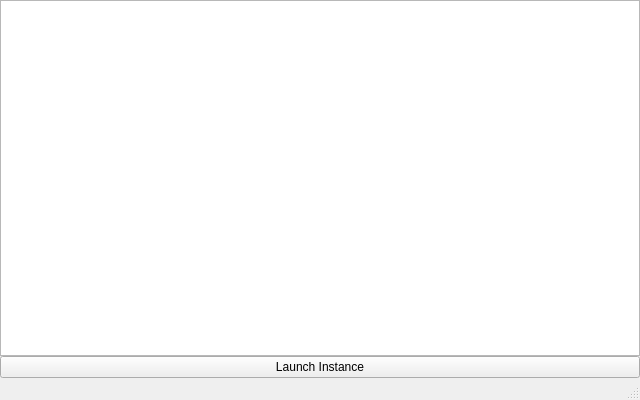
Qt form multibound2/mainwindow.ui (zetaPRIME/MultiBound2) before a commit.
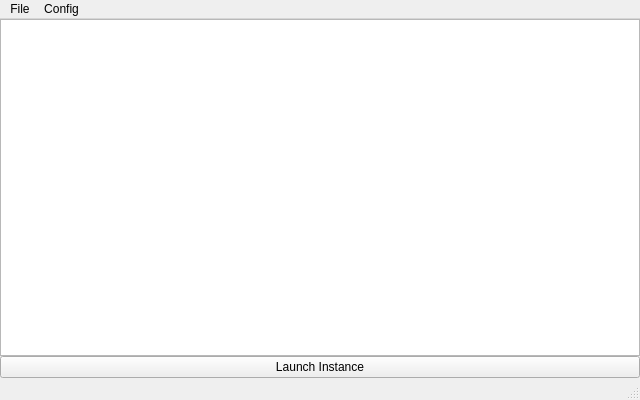
The same form after that commit.

Commit message: menu bar; config for whether to update mods handled by Steam

What changed in the file:
```diff
--- a/multibound2/mainwindow.ui
+++ b/multibound2/mainwindow.ui
@@ -68,6 +68,29 @@
      <height>21</height>
     </rect>
    </property>
+   <widget class="QMenu" name="menuFile">
+    <property name="title">
+     <string>File</string>
+    </property>
+    <widget class="QMenu" name="menuNew_instance">
+     <property name="title">
+      <string>New instance</string>
+     </property>
+     <addaction name="actionFromCollection"/>
+    </widget>
+    <addaction name="menuNew_instance"/>
+    <addaction name="actionRefresh"/>
+    <addaction name="separator"/>
+    <addaction name="actionExit"/>
+   </widget>
+   <widget class="QMenu" name="menuConfig">
+    <property name="title">
+     <string>Config</string>
+    </property>
+    <addaction name="actionUpdateSteamMods"/>
+   </widget>
+   <addaction name="menuFile"/>
+   <addaction name="menuConfig"/>
   </widget>
   <widget class="QStatusBar" name="statusBar"/>
  </widget>
```
Left out of the diff: 39 changed lines with no effect on the pictures. The commit also changes 4 other files.
